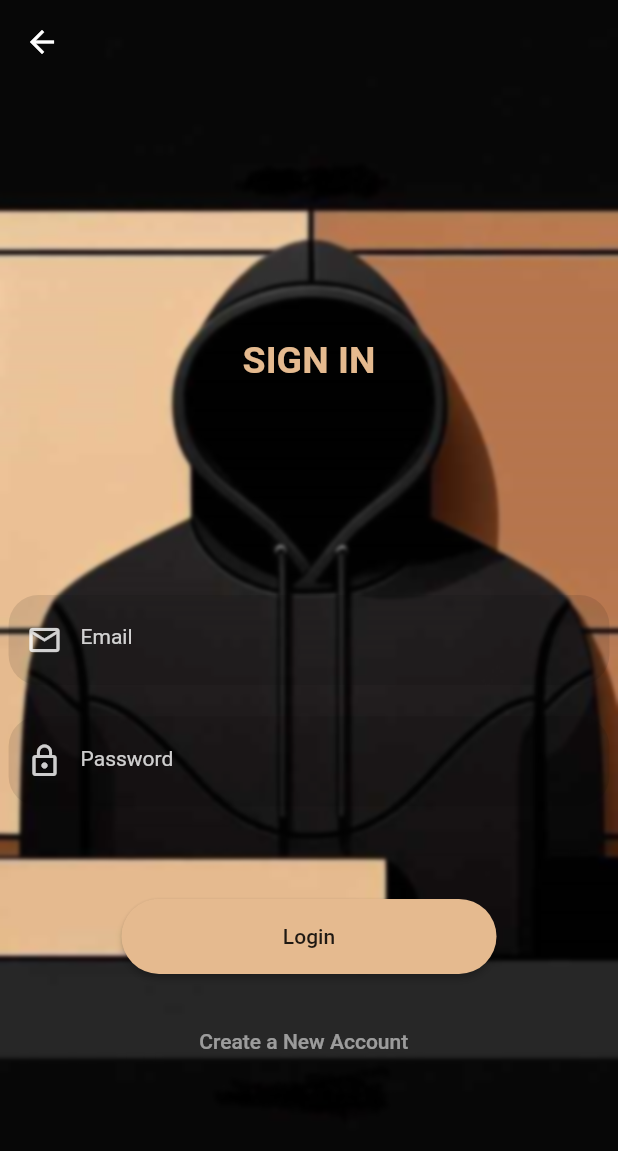
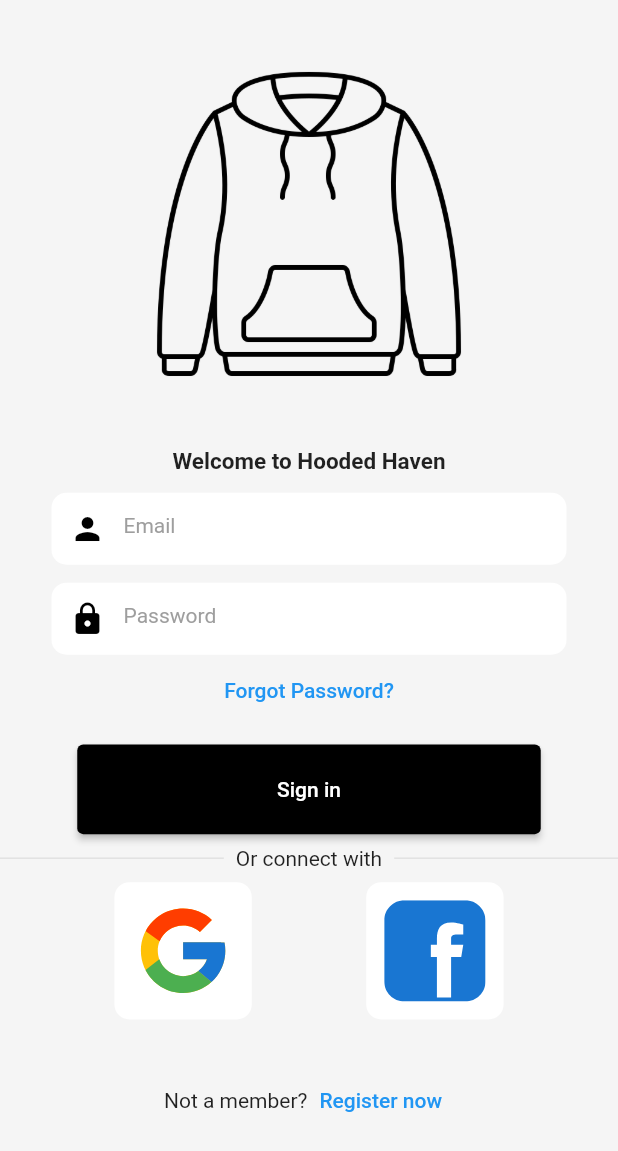
Before and after one commit to SHANKER4K/HoodedHaven, a Flutter app: the LoginPage screen opened by its route, on a phone screen of 412 x 824 dp. Shown: the top 1151 px of the screen. Run offline on Flutter 3.47's test engine with Material 2 defaults, Android fonts, the phone set to English and light mode, and no system bars; our stand-ins replace drop_shadow_image, flutter_screenutil, flutter_svg, google_fonts, google_nav_bar.

Commit message:
login/register update

```diff
--- a/lib/Screens/LoginPage.dart
+++ b/lib/Screens/LoginPage.dart
@@ -3,176 +3,163 @@ import 'package:flutter/material.dart';
 import 'package:flutter_screenutil/flutter_screenutil.dart';
 import 'package:hoodedhaven/Screens/RegisterPage.dart';
 import 'package:hoodedhaven/tools/Resposivesize.dart';
+import 'package:flutter_svg/flutter_svg.dart';
 
-class LoginPage extends StatefulWidget {
-  const LoginPage({super.key});
+class LoginPage extends StatelessWidget {
+  final String svgFacebook = '''
+  <svg xmlns="http://www.w3.org/2000/svg" xmlns:xlink="http://www.w3.org/1999/xlink" version="1.0" x="0px" y="0px"
+  width="50" height="50" viewBox="0 0 50 50" style="null" class="icon icons8-Facebook-Filled" >
+    <path d="M40,0H10C4.486,0,0,4.486,0,10v30c0,5.514,4.486,10,10,10h30c5.514,0,10-4.486,10-10V10C50,4.486,45.514,0,40,0z M39,17h-3
+    c-2.145,0-3,0.504-3,2v3h6l-1,6h-5v20h-7V28h-3v-6h3v-3c0-4.677,1.581-8,7-8c2.902,0,6,1,6,1V17z"></path>
+  </svg>
+  ''';
+  final String svgGoogle = '''
+  <svg xmlns="http://www.w3.org/2000/svg" x="0px" y="0px" width="100" height="100" viewBox="0 0 48 48">
+<path fill="#FFC107" d="M43.611,20.083H42V20H24v8h11.303c-1.649,4.657-6.08,8-11.303,8c-6.627,0-12-5.373-12-12c0-6.627,5.373-12,12-12c3.059,0,5.842,1.154,7.961,3.039l5.657-5.657C34.046,6.053,29.268,4,24,4C12.955,4,4,12.955,4,24c0,11.045,8.955,20,20,20c11.045,0,20-8.955,20-20C44,22.659,43.862,21.35,43.611,20.083z"></path><path fill="#FF3D00" d="M6.306,14.691l6.571,4.819C14.655,15.108,18.961,12,24,12c3.059,0,5.842,1.154,7.961,3.039l5.657-5.657C34.046,6.053,29.268,4,24,4C16.318,4,9.656,8.337,6.306,14.691z"></path><path fill="#4CAF50" d="M24,44c5.166,0,9.86-1.977,13.409-5.192l-6.19-5.238C29.211,35.091,26.715,36,24,36c-5.202,0-9.619-3.317-11.283-7.946l-6.522,5.025C9.505,39.556,16.227,44,24,44z"></path><path fill="#1976D2" d="M43.611,20.083H42V20H24v8h11.303c-0.792,2.237-2.231,4.166-4.087,5.571c0.001-0.001,0.002-0.001,0.003-0.002l6.19,5.238C36.971,39.205,44,34,44,24C44,22.659,43.862,21.35,43.611,20.083z"></path>
+</svg>
+  ''';
+  LoginPage({super.key});
 
   @override
-  State<LoginPage> createState() => _LoginPageState();
-}
-
-class _LoginPageState extends State<LoginPage> {
-  @override
   Widget build(BuildContext context) {
-    TextEditingController _password_controller = TextEditingController();
-    String password = '';
-    bool _isSecure = true;
-
-    // Define a function to convert a design size to a responsive size
-    Size size = MediaQuery.of(context).size;
     return Scaffold(
-      extendBodyBehindAppBar: true,
-      appBar: AppBar(
-        backgroundColor: const Color.fromARGB(0, 255, 255, 255),
-        elevation: 0.0,
+        backgroundColor: Colors.grey[100],
+        body: Column(
+          children: [
+            //icon
+            Center(
+              child: SizedBox(
+                  height: 250.h,
+                  child: Image.asset(
+                    "assets/hoodie (3).png",
+                    width: 180.w,
+                  )),
             ),
-      body: Container(
-        width: double.infinity, // Remove fixed width
-        height: double.infinity, // Remove fixed height
-        decoration: const BoxDecoration(
-          image: DecorationImage(
-            image: AssetImage("assets/tester.jpg"),
-            fit: BoxFit.cover,
+            //welcome
+            const Text("Welcome to Hooded Haven",
+                style: TextStyle(fontSize: 15, fontWeight: FontWeight.w600)),
+            SizedBox(height: 10.h),
+            //username
+            inputs(Icons.person, "Email"),
+            SizedBox(height: 10.h),
+            //password
+            inputs(Icons.lock, "Password"),
+            //forgetpassword
+            TextButton(onPressed: () {}, child: const Text("Forgot Password?")),
+            //signin button
+            SizedBox(height: 10.h),
+            Container(
+              width: 270.w,
+              height: 50.h,
+              child: ElevatedButton(
+                onPressed: () {
+                  Navigator.pushNamed(context, '/bottomnavbar');
+                },
+                style: const ButtonStyle(
+                    backgroundColor: MaterialStatePropertyAll(Colors.black)),
+                child: const Text(
+                  "Sign in",
                 ),
               ),
-        child: BackdropFilter(
-          filter: ImageFilter.blur(sigmaX: 1.3, sigmaY: 1.3),
-          child: Center(
-            child: SingleChildScrollView(
-              // Allow scrolling on smaller screens
-              child: Column(
+            ),
+            //devider
+            Row(
               children: [
-                  Container(
-                    height: ResponsiveSize.responsiveSize(context, 600),
-                    width: ResponsiveSize.responsiveSize(context, 500),
-                    margin: const EdgeInsets.only(
-                      top: 60,
+                const Expanded(child: Divider()),
+                const Padding(
+                  padding: EdgeInsets.all(8.0),
+                  child: Text("Or connect with"),
                 ),
-                    padding: const EdgeInsets.only(
-                      top: 70,
-                      bottom: 10,
+                const Expanded(child: Divider())
+              ],
             ),
-                    decoration: BoxDecoration(
-                      color: const Color.fromRGBO(255, 247, 228, 0),
-                      border: Border.all(
-                          color: const Color.fromRGBO(255, 247, 228, 0),
-                          width: 2.0),
-                    ),
-                    child: Column(
+            //auth
+            Row(
               mainAxisAlignment: MainAxisAlignment.spaceEvenly,
               children: [
-                        const Text(
-                          'SIGN IN',
-                          style: TextStyle(
-                            fontSize: 25,
-                            fontWeight: FontWeight.w600,
-                            color: Color.fromRGBO(229, 186, 143, 8),
-                          ),
-                        ),
-                        const SizedBox(
-                          height: 100,
-                        ),
-                        Container(
-                          height: 60,
-                          width: 350.w,
-                          alignment: Alignment.center,
-                          padding: EdgeInsets.only(right: size.width / 30),
+                GestureDetector(
+                  onTap: () {},
+                  child: Container(
+                    height: 80.r,
+                    width: 80.r,
                     decoration: BoxDecoration(
-                            color: Colors.black.withOpacity(.1),
-                            borderRadius: BorderRadius.circular(20),
-                          ),
-                          child: TextField(
-                            style: TextStyle(
-                              color: Colors.white.withOpacity(.9),
-                            ),
-                            keyboardType: TextInputType.emailAddress,
-                            decoration: InputDecoration(
-                              prefixIcon: Icon(
-                                Icons.email_outlined,
-                                color: Colors.white.withOpacity(.8),
-                              ),
-                              border: InputBorder.none,
-                              hintMaxLines: 1,
-                              hintText: "Email",
-                              hintStyle: TextStyle(
-                                fontSize: 14,
-                                color: Colors.white.withOpacity(.8),
+                        color: Colors.white,
+                        borderRadius: BorderRadius.circular(10)),
+                    child: Padding(
+                      padding: const EdgeInsets.all(12.0),
+                      child: SvgPicture.string(
+                        svgGoogle,
                       ),
                     ),
                   ),
                 ),
-
-                        //password
-                        Container(
-                          height: 60,
-                          width: 350.w,
-                          alignment: Alignment.center,
-                          padding: EdgeInsets.only(right: size.width / 30),
+                GestureDetector(
+                  onTap: () {},
+                  child: Container(
+                    height: 80.r,
+                    width: 80.r,
                     decoration: BoxDecoration(
-                            color: Colors.black.withOpacity(.1),
-                            borderRadius: BorderRadius.circular(20),
-                          ),
-                          child: TextFormField(
-                            style: TextStyle(
-                              color: Colors.white.withOpacity(.9),
-                            ),
-                            // Use the TextEditingController
-                            //controller: _password_controller, // Removed commented-out line
-
-                            keyboardType: TextInputType.text,
-                            obscureText: _isSecure,
-                            decoration: InputDecoration(
-                              prefixIcon: Icon(
-                                Icons.lock_outline,
-                                color: Colors.white.withOpacity(.8),
-                              ),
-
-                              border: InputBorder.none,
-                              hintMaxLines: 1,
-                              hintText: "Password",
-                              hintStyle: TextStyle(
-                                fontSize: 14,
-                                color: Colors.white.withOpacity(.8),
+                        color: Colors.white,
+                        borderRadius: BorderRadius.circular(10)),
+                    child: Padding(
+                      padding: const EdgeInsets.all(12.0),
+                      child: SvgPicture.string(svgFacebook,
+                          color: Colors.blue[700]),
                     ),
                   ),
                 ),
+              ],
             ),
-
-                        const SizedBox(
-                          height: 20,
+            SizedBox(
+              height: 25.h,
             ),
-                        //minWidth: 250,
-                        //height: 50,
-                        MaterialButton(
-                          onPressed: () {
-                            Navigator.pushNamed(context, "/bottomnavbar");
-                          },
-                          minWidth: 250,
-                          height: 50,
-                          color: const Color.fromRGBO(229, 186, 143, 8),
-                          shape: RoundedRectangleBorder(
-                              borderRadius: BorderRadius.circular(33)),
-                          child: const Text("Login"),
-                        ),
+            Row(
+              mainAxisAlignment: MainAxisAlignment.center,
+              children: [
+                const Text("Not a member?"),
                 TextButton(
                     onPressed: () {
                       Navigator.push(
                           context,
                           MaterialPageRoute(
-                                  builder: (context) => const RegisterPage(),
+                            builder: (context) => Register(),
                           ));
                     },
-                          child: const Text(
-                            "Create a New Account  ",
-                            style: TextStyle(color: Colors.white54),
-                          ),
+                    child: const Text("Register now"))
+              ],
             )
           ],
+        ));
+  }
+
+  Container inputs(icons, String text) {
+    bool obscureText;
+    return Container(
+      width: 300.w,
+      alignment: Alignment.center,
+      padding: const EdgeInsets.only(right: 10),
+      decoration: BoxDecoration(
+        color: Colors.white,
+        borderRadius: BorderRadius.circular(10),
       ),
+      child: TextField(
+        style: const TextStyle(
+          color: Colors.black,
         ),
-                ],
+        obscureText: obscureText =
+            text.toLowerCase().contains("password") ? true : false,
+        keyboardType: TextInputType.emailAddress,
+        decoration: InputDecoration(
+          prefixIcon: Icon(
+            icons,
+            color: Colors.black,
           ),
-            ),
+          border: InputBorder.none,
+          hintMaxLines: 1,
+          hintText: text,
+          hintStyle: TextStyle(
+            fontSize: 14,
+            color: Colors.grey[500],
           ),
         ),
       ),
--- a/lib/main.dart
+++ b/lib/main.dart
@@ -44,7 +44,7 @@ class _MyAppState extends State<MyApp> {
           home: GetStartedPage(),
           routes: {
             '/diveinpage': (context) => const GetStartedPage(),
-            '/loginpage': (context) => const LoginPage(),
+            '/loginpage': (context) =>  LoginPage(),
             '/bottomnavbar': (context) => const bottomnavbar(),
             '/home': (context) => HomePage(),
             '/store': (context) => const StorePage(),
```
Also changed, not shown: lib/Screens/ProfileScreens/Favorites.dart (+69 -4 lines), lib/Screens/RegisterPage.dart (+131 -164 lines), assets/fonts/icons8-google-48.svg (added), assets/fonts/icons8-google-480.svg (added), assets/hoodie (3).png (added), assets/kisspng-google-logo-g-suite-chrome-5ab6e618da89b5.3616206315219358968951.png (added), test.dart (line endings or trailing spaces). Lines whose indentation alone changed are shown as unchanged.
